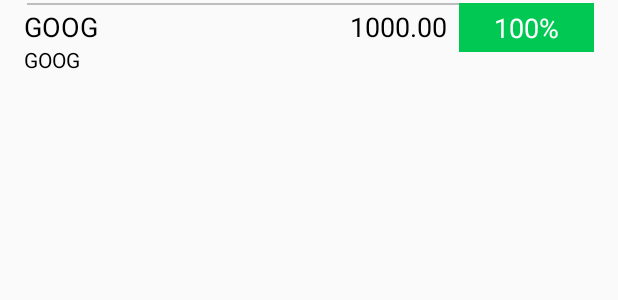
After one commit to suryachintu/StockHawk, an Android app: the layout stock_widget_list_item.xml on its own in the app's theme, with its tools: preview values and no code run, on a phone screen of 412 x 824 dp. The commit adds this screen. Shown: the top 300 px of the screen. Run offline under Robolectric (Android 15) with nearby library versions, the phone set to English and light mode, and no system bars.

Commit message:
widgets to be implemented

```diff
--- a/app/src/main/java/com/udacity/stockhawk/sync/QuoteSyncJob.java
+++ b/app/src/main/java/com/udacity/stockhawk/sync/QuoteSyncJob.java
@@ -34,7 +34,7 @@ import yahoofinance.quotes.stock.StockQuote;
 public final class QuoteSyncJob {
 
     private static final int ONE_OFF_ID = 2;
-    private static final String ACTION_DATA_UPDATED = "com.udacity.stockhawk.ACTION_DATA_UPDATED";
+    public static final String ACTION_DATA_UPDATED = "com.udacity.stockhawk.ACTION_DATA_UPDATED";
     private static final int PERIOD = 300000;
     private static final int INITIAL_BACKOFF = 10000;
     private static final int PERIODIC_ID = 1;
@@ -118,7 +118,7 @@ public final class QuoteSyncJob {
                             Contract.Quote.URI,
                             quoteCVs.toArray(new ContentValues[quoteCVs.size()]));
 
-            Intent dataUpdatedIntent = new Intent(ACTION_DATA_UPDATED);
+            Intent dataUpdatedIntent = new Intent(ACTION_DATA_UPDATED).setPackage(context.getPackageName());
             context.sendBroadcast(dataUpdatedIntent);
 
         } catch (IOException exception) {
--- /dev/null
+++ b/app/src/main/res/layout/stock_widget_list_item.xml
@@ -0,0 +1,61 @@
+<?xml version="1.0" encoding="utf-8"?>
+<RelativeLayout
+    xmlns:android="http://schemas.android.com/apk/res/android"
+    xmlns:tools="http://schemas.android.com/tools"
+    android:layout_width="match_parent"
+    android:id="@+id/widget_list_item"
+    android:layout_height="?android:attr/listPreferredItemHeight"
+    android:paddingStart="@dimen/activity_horizontal_margin"
+    android:paddingEnd="@dimen/activity_horizontal_margin">
+
+    <View
+        android:id="@+id/divider"
+        android:layout_margin="@dimen/divider_margin"
+        android:layout_width="match_parent"
+        android:layout_height="@dimen/divider_height"
+        android:background="@color/divider_color"/>
+
+    <TextView
+        android:layout_below="@+id/divider"
+        android:id="@+id/symbol"
+        android:textAppearance="?android:textAppearanceMedium"
+        android:layout_width="wrap_content"
+        android:layout_height="wrap_content"
+        android:textColor="@android:color/black"
+        tools:text="GOOG" />
+
+    <TextView
+        android:layout_below="@+id/symbol"
+        android:id="@+id/company_name"
+        android:textAppearance="?android:textAppearanceSmall"
+        android:textColor="@android:color/black"
+        android:layout_width="wrap_content"
+        android:layout_height="wrap_content"
+        tools:text="GOOG" />
+
+    <TextView
+        android:layout_below="@+id/divider"
+        android:id="@+id/price"
+        android:layout_toStartOf="@+id/change"
+        android:textAppearance="?android:textAppearanceMedium"
+        android:layout_width="wrap_content"
+        android:layout_height="wrap_content"
+        android:layout_marginEnd="@dimen/price_textview_margin"
+        android:textColor="@android:color/black"
+        tools:text="1000.00" />
+
+    <TextView
+        android:layout_below="@+id/divider"
+        android:id="@+id/change"
+        android:layout_width="@dimen/change_textview_width"
+        android:layout_height="wrap_content"
+        android:gravity="center_horizontal"
+        android:textAppearance="?android:textAppearanceMedium"
+        android:background="@drawable/percent_change_pill_green"
+        android:layout_alignParentEnd="true"
+        android:layout_alignTop="@+id/divider"
+        android:textColor="@android:color/white"
+        android:padding="@dimen/change_margin"
+        tools:text="100%" />
+
+</RelativeLayout>
--- a/app/src/main/res/values/dimens.xml
+++ b/app/src/main/res/values/dimens.xml
@@ -14,4 +14,9 @@
     <dimen name="price_textSize">34sp</dimen>
     <dimen name="card_margin">-24dp</dimen>
     <dimen name="graph_marginTop">36dp</dimen>
+    <dimen name="widget_margin">0dp</dimen>
+    <dimen name="widge_default_height">180dp</dimen>
+    <dimen name="widget_detail_min_resize_height">180dp</dimen>
+    <dimen name="widget_detail_min_resize_width">220dp</dimen>
+    <dimen name="widget_detail_default_width">250dp</dimen>
 </resources>
```
Also changed, not shown: app/src/main/AndroidManifest.xml (+15 -0 lines), app/src/main/java/com/udacity/stockhawk/widget/StockAppWidgetProvider.java (added, +84 -0 lines), app/src/main/java/com/udacity/stockhawk/widget/StockWidgetRemoteViewService.java (added, +151 -0 lines), app/src/main/res/layout/stock_widget_layout.xml (added, +42 -0 lines), app/src/main/res/xml/stcok_app_widget_info.xml (added, +12 -0 lines).
